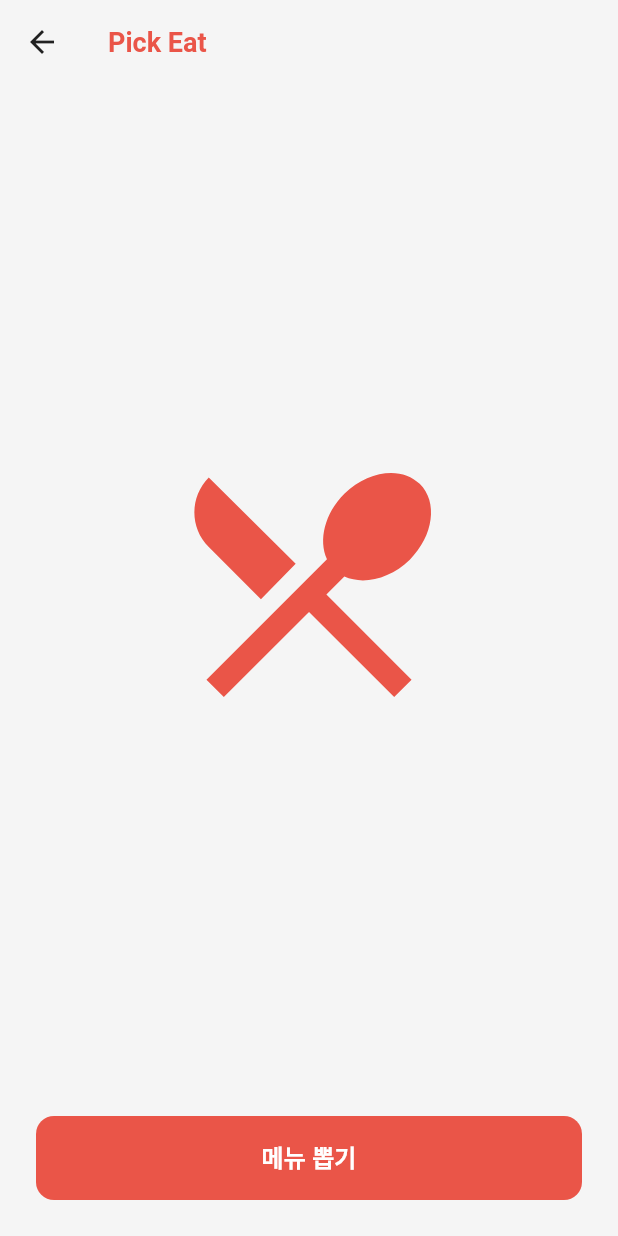
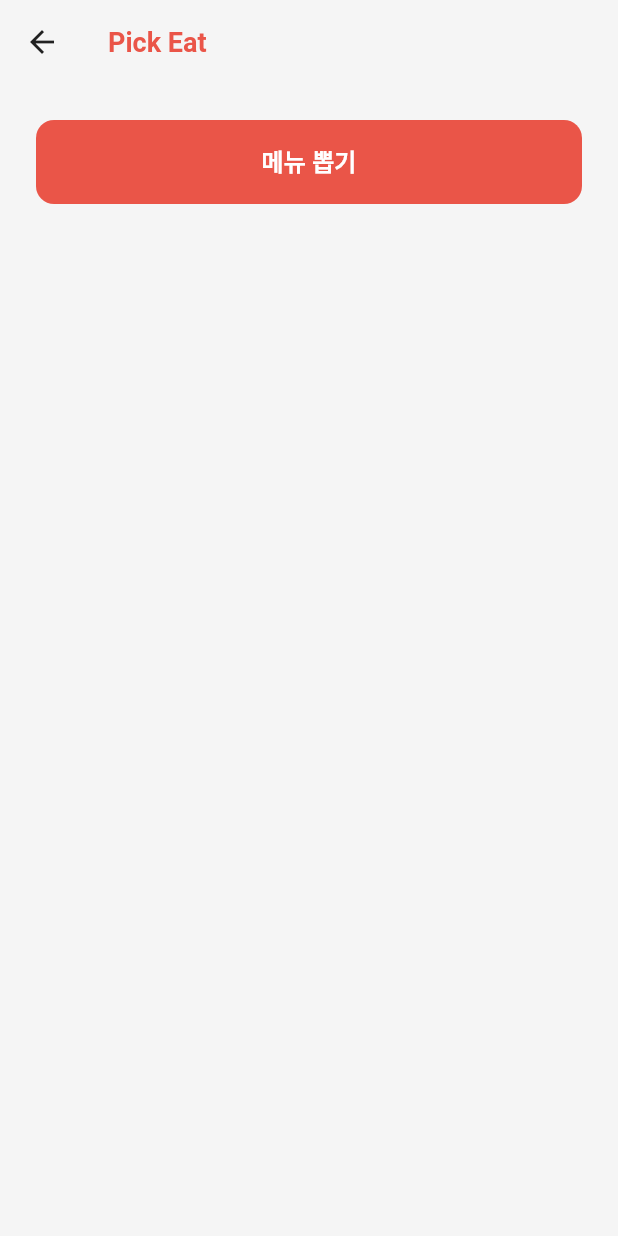
Before and after one commit to creating-music/pick-eat, a Flutter app: the LottoScreen screen opened directly, on a phone screen of 412 x 824 dp. Run offline on Flutter 3.47's test engine with Material 3 defaults, Android fonts, the phone set to English and light mode, and no system bars; our stand-ins replace flutter_svg; missing offline and left inert: flame, flame_forge2d, flame_svg; Roboto replaces fonts that are missing (Pretendard).

Commit message:
화면 프린팅용 임시 소스 (can be removed)

```diff
--- a/lib/views/lotto_screen.dart
+++ b/lib/views/lotto_screen.dart
@@ -194,21 +194,21 @@ class _LottoScreenState extends State<LottoScreen> with WidgetsBindingObserver {
             child: Column(
               children: [
                 // 뽑기 머신 (게임 영역)
-                Expanded(
-                  child:
-                      viewModel.isLotteryRunning
-                          ? _showGameWidget && _gameInstance != null
-                              ? Padding(
-                                padding: const EdgeInsets.symmetric(
-                                  horizontal: 24,
-                                ),
-                                child: ClipRect(
-                                  child: GameWidget(game: _gameInstance!),
-                                ),
-                              )
-                              : const Center(child: CircularProgressIndicator())
-                          : const LotteryMachine(),
-                ),
+                // Expanded(
+                //   child:
+                //       viewModel.isLotteryRunning
+                //           ? _showGameWidget && _gameInstance != null
+                //               ? Padding(
+                //                 padding: const EdgeInsets.symmetric(
+                //                   horizontal: 24,
+                //                 ),
+                //                 child: ClipRect(
+                //                   child: GameWidget(game: _gameInstance!),
+                //                 ),
+                //               )
+                //               : const Center(child: CircularProgressIndicator())
+                //           : const LotteryMachine(),
+                // ),
 
                 // 액션 버튼
                 if (!viewModel.isLotteryRunning)
--- a/lib/views/result_screen.dart
+++ b/lib/views/result_screen.dart
@@ -1,5 +1,6 @@
 import 'package:flutter/material.dart';
 import 'package:pick_eat/views/lotto_screen.dart';
+import 'package:pick_eat/views/temp.dart';
 import 'package:provider/provider.dart';
 
 import '../design/theme.dart';
@@ -100,7 +101,7 @@ class ResultScreen extends StatelessWidget {
                               // 홈 화면으로 돌아가기
                               Navigator.of(context).push(
                                 MaterialPageRoute(
-                                  builder: (context) => LottoScreen(),
+                                  builder: (context) => TempScreen(),
                                 ),
                               );
                             },
--- a/lib/views/splash_screen.dart
+++ b/lib/views/splash_screen.dart
@@ -2,6 +2,7 @@ import 'package:flutter/material.dart';
 import 'package:pick_eat/design/theme.dart';
 import 'package:pick_eat/viewmodels/lotto_viewmodel.dart';
 import 'package:pick_eat/views/lotto_screen.dart';
+import 'package:pick_eat/views/temp.dart';
 import 'package:provider/provider.dart';
 import 'package:flutter_svg/flutter_svg.dart';
 
@@ -16,7 +17,7 @@ class _SplashScreenState extends State<SplashScreen> {
   void _navigateToResult(BuildContext context) {
     if (mounted) {
       Navigator.of(context).pushReplacement(
-        MaterialPageRoute(builder: (context) => const LottoScreen()),
+        MaterialPageRoute(builder: (context) => const TempScreen()),
       );
     }
   }
--- a/lib/widgets/lottery_machine.dart
+++ b/lib/widgets/lottery_machine.dart
@@ -1,21 +1,21 @@
-import 'package:flutter/material.dart';
-import '../design/theme.dart';
+// import 'package:flutter/material.dart';
+// import '../design/theme.dart';
 
-class LotteryMachine extends StatelessWidget {
-  const LotteryMachine({super.key});
+// class LotteryMachine extends StatelessWidget {
+//   const LotteryMachine({super.key});
 
-  @override
-  Widget build(BuildContext context) {
-    // 화면 크기에 비례하도록 조정
-    final size = MediaQuery.of(context).size;
-    final height = size.height * 0.6; // 화면 높이의 60%로 설정
+//   @override
+//   Widget build(BuildContext context) {
+//     // 화면 크기에 비례하도록 조정
+//     final size = MediaQuery.of(context).size;
+//     final height = size.height * 0.6; // 화면 높이의 60%로 설정
 
-    return Center(
-      child: Icon(
-        Icons.restaurant_menu,
-        size: height * 0.4,
-        color: AppTheme.primaryColor,
-      ),
-    );
-  }
-}
+//     return Center(
+//       child: Icon(
+//         Icons.restaurant_menu,
+//         size: height * 0.4,
+//         color: AppTheme.primaryColor,
+//       ),
+//     );
+//   }
+// }
```
Also changed, not shown: lib/views/temp.dart (added, +51 -0 lines).
